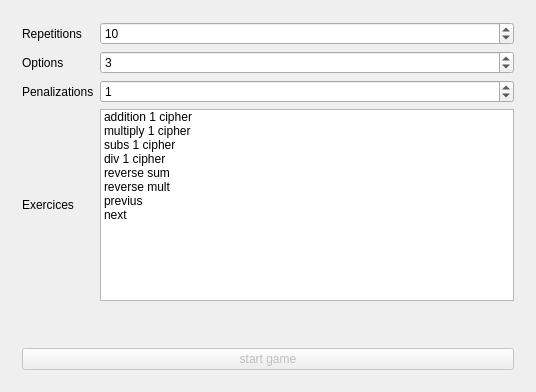
First picture: the form in math_practice.ui, repository jleahred/kids-math-practice, before the edit.
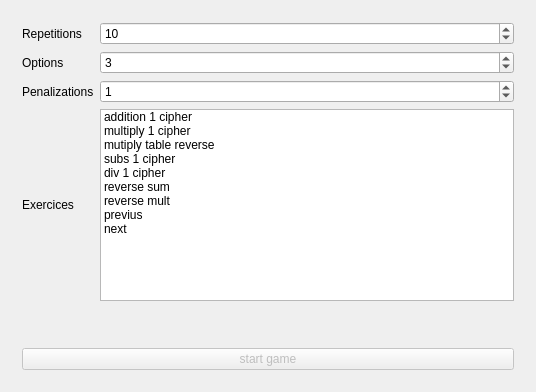
Second picture: the form after the edit. Custom widgets are drawn as their Qt base class.

Commit message: added  mult table inverse

Patch:
```diff
--- a/math_practice.ui
+++ b/math_practice.ui
@@ -133,6 +133,14 @@
             <enum>Unchecked</enum>
            </property>
           </item>
+          <item>
+           <property name="text">
+            <string>mutiply table reverse</string>
+           </property>
+           <property name="checkState">
+            <enum>Unchecked</enum>
+           </property>
+          </item>
           <item>
            <property name="text">
             <string>subs 1 cipher</string>
```
The commit also changes 2 other files.
